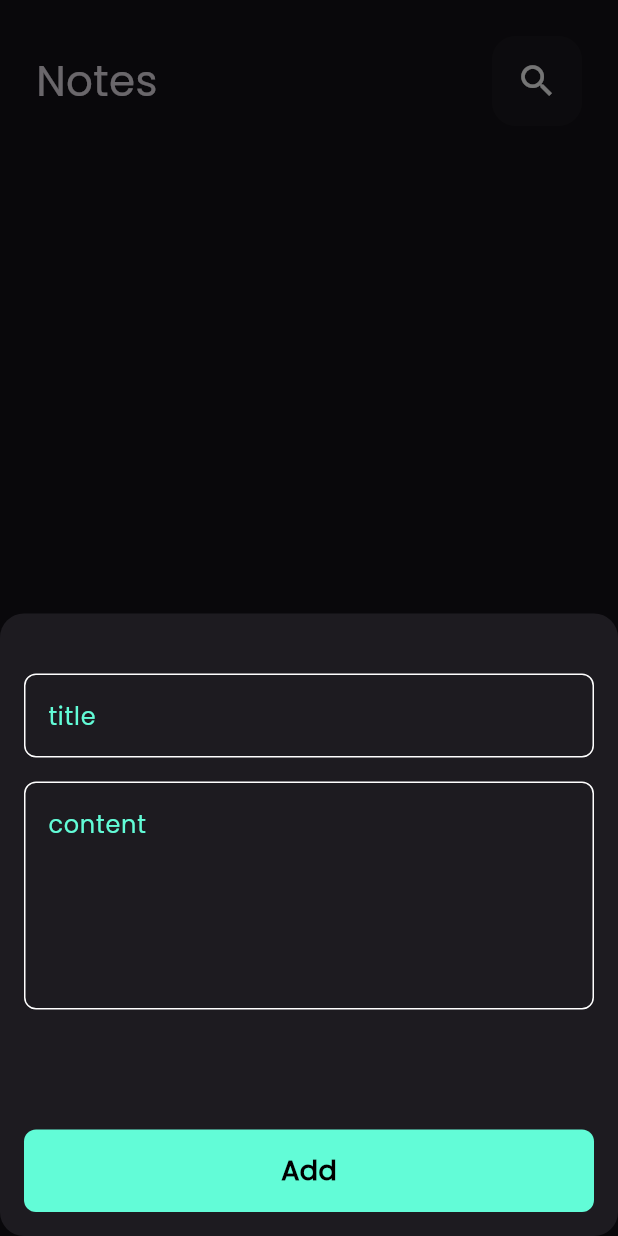
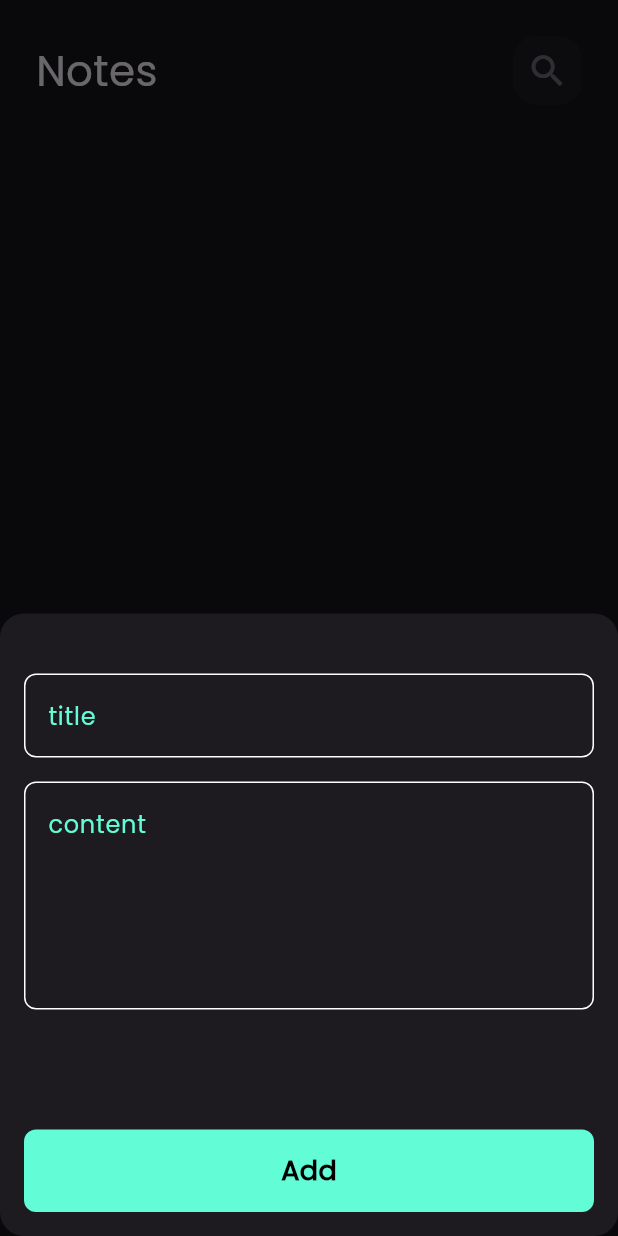
Before and after one commit to mohammedmaher3333333/notes_app, a Flutter app: the screen it shows after launch, after a tap on the "add" icon, on a phone screen of 412 x 824 dp. Run offline on Flutter 3.47's test engine with Material 3 defaults, Android fonts, the phone set to English and light mode, and no system bars; our stand-ins replace bloc, flutter_bloc, font_awesome_flutter, hive, hive_flutter; accounts and stored records are empty.

```diff
--- a/lib/models/note_model.dart
+++ b/lib/models/note_model.dart
@@ -5,9 +5,9 @@ part 'note_model.g.dart';
 @HiveType(typeId: 0)
 class NoteModel extends HiveObject {
   @HiveField(0)
-  final String title;
+  String title;
   @HiveField(1)
-  final String subTitle;
+  String subTitle;
   @HiveField(2)
   final String date;
   @HiveField(3)
--- a/lib/views/notes_view.dart
+++ b/lib/views/notes_view.dart
@@ -1,6 +1,6 @@
 import 'package:flutter/material.dart';
-import 'package:notes_app/views/widgets/add_note_bottom_sheet.dart';
-import 'package:notes_app/views/widgets/notes_view_body.dart';
+import 'package:notes_app/views/widgets/add_note/add_note_bottom_sheet.dart';
+import 'package:notes_app/views/widgets/note/notes_view_body.dart';
 
 class NotesView extends StatelessWidget {
   const NotesView({super.key});
--- a/lib/views/widgets/add_note_bottom_sheet.dart
+++ b/lib/views/widgets/add_note/add_note_bottom_sheet.dart
@@ -2,7 +2,7 @@ import 'package:flutter/material.dart';
 import 'package:flutter_bloc/flutter_bloc.dart';
 import 'package:notes_app/cubits/add_note_cubit/add_note_cubit.dart';
 import 'package:notes_app/cubits/notes_cubit/notes_cubit.dart';
-import 'package:notes_app/views/widgets/add_note_form.dart';
+import 'package:notes_app/views/widgets/add_note/add_note_form.dart';
 
 class AddNoteBottomSheet extends StatelessWidget {
   const AddNoteBottomSheet({super.key});
--- a/lib/views/widgets/custom_app_bar.dart
+++ b/lib/views/widgets/custom_app_bar.dart
@@ -2,10 +2,11 @@ import 'package:flutter/material.dart';
 import 'package:notes_app/views/widgets/custom_search_icon.dart';
 
 class CustomAppBar extends StatelessWidget {
-  const CustomAppBar({super.key, required this.title, required this.icon});
+  const CustomAppBar({super.key, required this.title, required this.icon, this.onPressed});
 
   final String title;
   final IconData icon;
+  final void Function()? onPressed;
 
   @override
   Widget build(BuildContext context) {
@@ -17,6 +18,7 @@ class CustomAppBar extends StatelessWidget {
         ),
         const Spacer(),
         CustomSearchIcon(
+          onPressed: onPressed,
           icon: icon,
         ),
       ],
--- a/lib/views/widgets/custom_search_icon.dart
+++ b/lib/views/widgets/custom_search_icon.dart
@@ -1,21 +1,27 @@
 import 'package:flutter/material.dart';
 
 class CustomSearchIcon extends StatelessWidget {
-  const CustomSearchIcon({super.key, required this.icon});
+  const CustomSearchIcon({super.key, required this.icon, this.onPressed});
+
+  final void Function()? onPressed;
   final IconData icon;
+
   @override
   Widget build(BuildContext context) {
     return Container(
-      height: 60,
-      width: 60,
+      height: 46,
+      width: 46,
       decoration: BoxDecoration(
         color: Colors.white.withOpacity(0.03),
         borderRadius: BorderRadius.circular(16),
       ),
       child: Center(
-        child: Icon(
-          icon,
-          size: 28,
+        child: IconButton(
+          onPressed: onPressed,
+          icon: Icon(
+            icon,
+            size: 28,
+          ),
         ),
       ),
     );
--- a/lib/views/widgets/custom_text_field.dart
+++ b/lib/views/widgets/custom_text_field.dart
@@ -3,20 +3,22 @@ import 'package:notes_app/constant.dart';
 
 class CustomTextFormField extends StatelessWidget {
   const CustomTextFormField(
-      {super.key, this.hint = '', this.maxLines = 1, this.onSaved});
+      {super.key, this.hint = '', this.maxLines = 1, this.onSaved, this.onChanged});
 
   final String hint;
   final int maxLines;
   final void Function(String?)? onSaved;
+  final Function(String)? onChanged;
 
   @override
   Widget build(BuildContext context) {
     return TextFormField(
+      onChanged: onChanged,
       onSaved: onSaved,
       validator: (value) {
         if (value?.isEmpty ?? true) {
           return 'Field is required';
-        }else{
+        } else {
           return null;
         }
       },
--- a/lib/views/widgets/custom_note_item.dart
+++ b/lib/views/widgets/note/custom_note_item.dart
@@ -17,7 +17,7 @@ class NoteItem extends StatelessWidget {
         Navigator.push(
             context,
             MaterialPageRoute(
-              builder: (context) => const EditNoteView(),
+              builder: (context) => EditNoteView(note: note,),
             ));
       },
       child: Container(
--- a/lib/views/widgets/notes_list_view.dart
+++ b/lib/views/widgets/note/notes_list_view.dart
@@ -2,7 +2,7 @@ import 'package:flutter/material.dart';
 import 'package:flutter_bloc/flutter_bloc.dart';
 import 'package:notes_app/cubits/notes_cubit/notes_cubit.dart';
 import 'package:notes_app/models/note_model.dart';
-import 'package:notes_app/views/widgets/custom_note_item.dart';
+import 'package:notes_app/views/widgets/note/custom_note_item.dart';
 
 class NotesListView extends StatelessWidget {
   const NotesListView({super.key});
--- a/lib/views/widgets/notes_view_body.dart
+++ b/lib/views/widgets/note/notes_view_body.dart
@@ -2,7 +2,7 @@ import 'package:flutter/material.dart';
 import 'package:flutter_bloc/flutter_bloc.dart';
 import 'package:notes_app/cubits/notes_cubit/notes_cubit.dart';
 import 'package:notes_app/views/widgets/custom_app_bar.dart';
-import 'package:notes_app/views/widgets/notes_list_view.dart';
+import 'package:notes_app/views/widgets/note/notes_list_view.dart';
 
 class NotesViewBody extends StatefulWidget {
   const NotesViewBody({super.key});
```
Also changed, not shown: lib/views/edit_note_view.dart (+9 -4 lines), lib/views/widgets/edd_note/edit_note_view_body.dart (added, +64 -0 lines), lib/views/widgets/edit_note_view_body.dart (deleted, +0 -39 lines), lib/views/widgets/add_note/add_note_form.dart (renamed from lib/views/widgets/add_note_form.dart).
